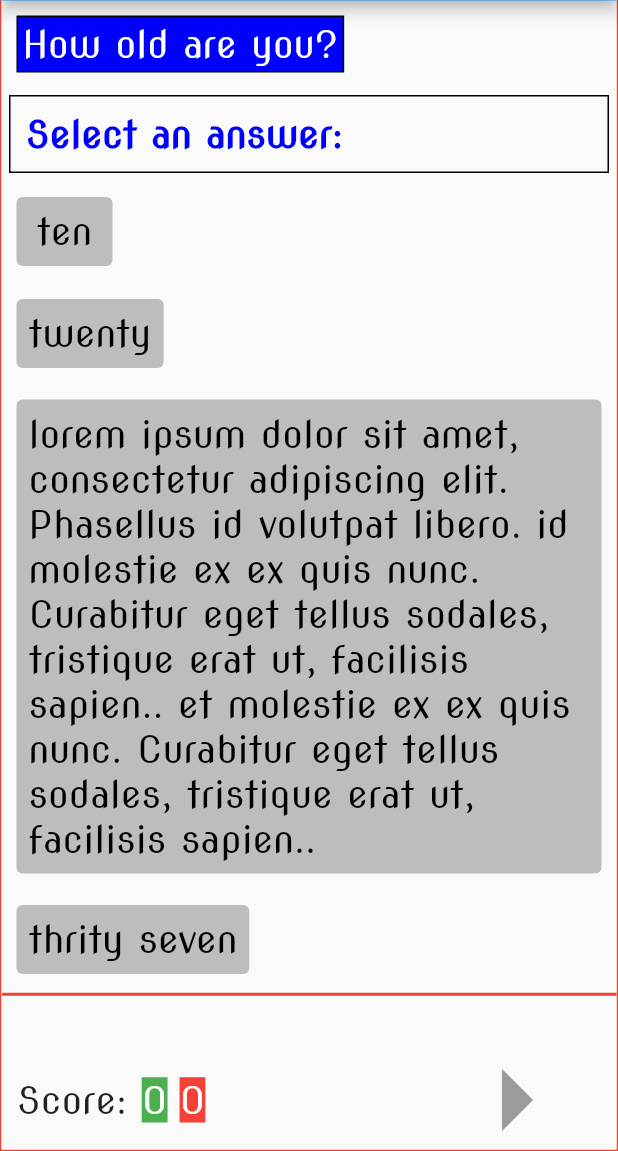
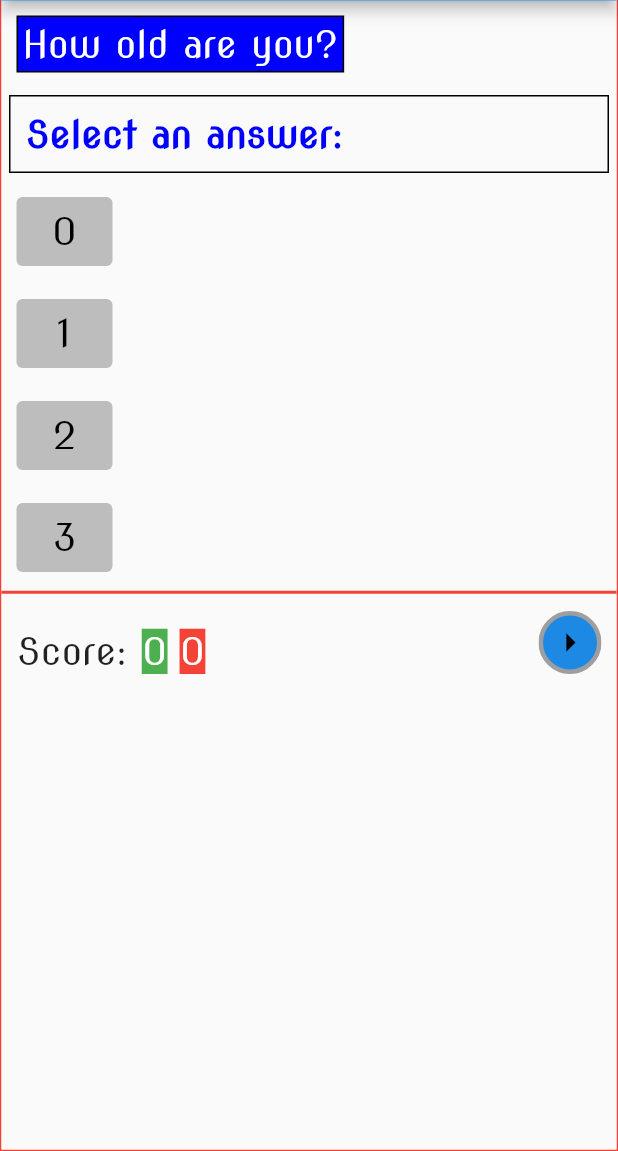
Before and after one commit to patishavir/trivia_guru, a Flutter app: the screen it shows after launch, on a phone screen of 412 x 824 dp, the part 85-1236 px from its top. Run offline on Flutter 3.47's test engine with Material 2 defaults, Android fonts, the phone set to English and light mode, and no system bars.

Commit message:
trivia_guru commit 20221123

```diff
--- a/lib/common/logging_utils.dart
+++ b/lib/common/logging_utils.dart
@@ -4,6 +4,7 @@ import 'package:trivia_guru/config/app_config.dart';
 
 class LoggingUtils {
   static late Logger log;
+
   static initLogging() {
     if (AppConfig.writeLog) {
       log = Logger('AppLogger');
--- a/lib/config/app_config.dart
+++ b/lib/config/app_config.dart
@@ -2,4 +2,5 @@ class AppConfig {
   static const bool writeLog = false;
   static const int answersCount = 4;
   static const double fontSize = 25.0;
+  static const int questionsPerGame = 10;
 }
--- a/lib/screens/multiple_choice_question_form.dart
+++ b/lib/screens/multiple_choice_question_form.dart
@@ -37,26 +37,37 @@ class MyHomePage extends StatefulWidget {
 
 class _MyHomePageState extends State<MyHomePage> {
   bool waitingForAnAnswer = true;
-  int selection = 0;
+  int questionIndex = 0;
+  int selectedAnswer = 0;
   int correctAnswers = 0;
   int wrongAnswers = 0;
 
-  Question question = QuestionsUtil.getQuestion();
+  late Question question;
 
   void processAnswer() {
     setState(() {
       waitingForAnAnswer = false;
-      LoggingUtils.writeLog('selection: $selection');
-      if (question.answer == selection) {
-        LoggingUtils.writeLog('$selection is the correct answer');
+      LoggingUtils.writeLog('selected answer: $selectedAnswer');
+      if (question.answer == selectedAnswer) {
+        LoggingUtils.writeLog('$selectedAnswer is the correct answer');
       } else {
-        LoggingUtils.writeLog('$selection is a wrong answer');
+        LoggingUtils.writeLog('$selectedAnswer is a wrong answer');
       }
     });
   }
 
+  void processNextButton() {
+    setState(
+      () {
+        waitingForAnAnswer = true;
+        questionIndex++;
+      },
+    );
+  }
+
   @override
   Widget build(BuildContext context) {
+    question = QuestionsUtil.getQuestion(questionIndex);
     return Container(
       decoration: BoxDecoration(
         border: Border.all(color: Colors.red, width: 1.0),
@@ -120,11 +131,11 @@ class _MyHomePageState extends State<MyHomePage> {
       ),
     );
     answerButtonList.clear();
-    bool correctAnswer = question.answer == selection;
+    bool correctAnswer = question.answer == selectedAnswer;
     for (int i = 0; i < AppConfig.answersCount; i++) {
       LoggingUtils.writeLog('iteration number: $i');
       Color? buttonColor = Colors.grey[400];
-      if (selection == i + 1) {
+      if (selectedAnswer == i + 1) {
         if (correctAnswer) {
           buttonColor = Colors.green;
           correctAnswers++;
@@ -139,7 +150,7 @@ class _MyHomePageState extends State<MyHomePage> {
           child: TextButton(
             onPressed: waitingForAnAnswer
                 ? () {
-                    selection = i + 1;
+                    selectedAnswer = i + 1;
                     processAnswer();
                   }
                 : null,
@@ -172,9 +183,11 @@ class _MyHomePageState extends State<MyHomePage> {
       );
     }
 
-    Container bottomRowContainer = Container(
+    Widget bottomRowContainer = Container(
+      child: Container(
         margin: const EdgeInsets.all(10.0),
         child: Row(
+          crossAxisAlignment: CrossAxisAlignment.end,
           children: [
             Text('Score: ', style: Theme.of(context).textTheme.bodyText1),
             Text(
@@ -195,14 +208,39 @@ class _MyHomePageState extends State<MyHomePage> {
                   color: Colors.white),
             ),
             const Spacer(),
-          const IconButton(
-              icon: Icon(Icons.arrow_right),
-              onPressed: null,
-              iconSize: 100,
-              color: Colors.blue),
+            Material(
+              type: MaterialType.transparency,
+              child: Ink(
+                decoration: BoxDecoration(
+                  border: Border.all(color: Colors.grey, width: 3.0),
+                  color: Colors.blue.shade600,
+                  shape: BoxShape.circle,
+                ),
+                child: InkWell(
+                  borderRadius: BorderRadius.circular(500.0),
+                  onTap: waitingForAnAnswer
+                      ? null
+                      : () {
+                          selectedAnswer = 0;
+                          waitingForAnAnswer = true;
+                          processNextButton();
+                        },
+                  child: const Padding(
+                    padding: EdgeInsets.all(3.0),
+                    child: Icon(
+                      Icons.arrow_right,
+                      size: 30.0,
+                      color: Colors.black,
+                    ),
+                  ),
+                ),
+              ),
+            )
           ],
         ),
+      ),
     );
+
     widgetList.add(bottomRowContainer);
 
     return widgetList;
--- a/lib/utils/questions_utils.dart
+++ b/lib/utils/questions_utils.dart
@@ -1,15 +1,22 @@
+import 'package:trivia_guru/config/app_config.dart';
+
 import '../objects/question.dart';
 
 class QuestionsUtil {
-  static Question getQuestion() {
+  static Question getQuestion(int questionIndex) {
     String question = 'How old are you?';
     int answer = 4;
     String answerText =
-        'I was born in 1929 therefore I am Thirty seven now. God bless !';
-    List<String> answers = [
+        'I was born in 1929 therefore I am Thirty seven now.\nGod bless !\nViva Espania';
+    List<String> answers = [];
+    for (int i = 0; i < AppConfig.answersCount; i++) {
+      int currentValue = questionIndex + i;
+      answers.add(currentValue.toString());
+    }
+    List<String> answerz = [
       'ten',
       'twenty',
-      'lorem ipsum dolor sit amet, consectetur adipiscing elit. Phasellus id volutpat libero. id molestie ex ex quis nunc. Curabitur eget tellus sodales, tristique erat ut, facilisis sapien.. et molestie ex ex quis nunc. Curabitur eget tellus sodales, tristique erat ut, facilisis sapien..',
+      'lorem ipsum dolor sit amet, consectetur adipiscing elit. id molestie ex ex quis nunc. Curabitur eget tellus sodales, tristique erat ut, facilisis sapien.. et molestie ex ex quis nunc.',
       'thrity seven'
     ];
     int difficulty = 1;
```
Lines whose indentation alone changed are shown as unchanged.
